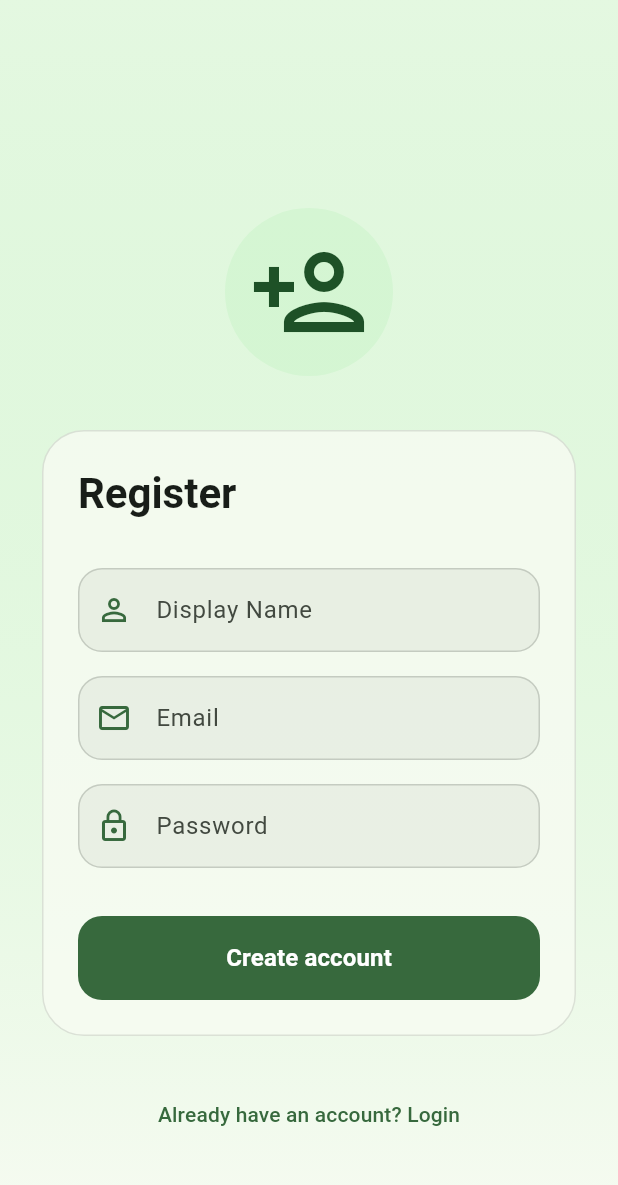
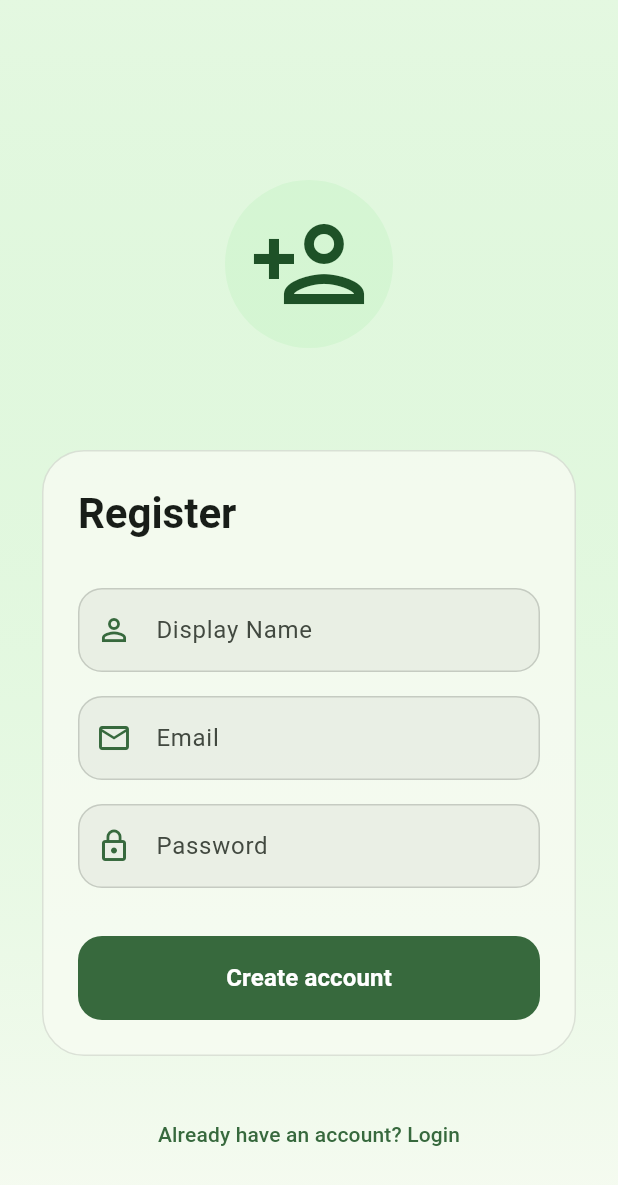
Before and after one commit to joCur/Culinara, a Flutter app: the screen it shows after launch, after a tap on "Create account", on a phone screen of 412 x 824 dp. Shown: the top 1185 px of the screen. Run offline on Flutter 3.47's test engine with Material 3 defaults, Android fonts, the phone set to English and light mode, and no system bars; our stand-ins replace easy_localization, firebase_auth, firebase_core, firebase_storage, flex_color_scheme, flutter_riverpod and 3 more; accounts and stored records are empty; generated files the repository leaves out were written again; network calls fail.

Commit message:
Enhance authentication screens and services
- Added Face ID usage description in Info.plist.
- Updated StorageService to use Riverpod's Ref instead of StorageServiceRef.
- Adjusted layout in ChangePasswordScreen, LoginScreen, and RegisterScreen for improved spacing.
- Enhanced LoginForm and RegisterForm with keyboard type and autofill hints for better user experience.
- Refactored AuthTextField to support additional properties like keyboardType, autofillHints, and suggestions.
- Changed page transitions in router for Login and Register screens to NoTransitionPage for smoother navigation.

```diff
--- a/mobile/lib/features/auth/data/services/storage_service.dart
+++ b/mobile/lib/features/auth/data/services/storage_service.dart
@@ -1,5 +1,6 @@
 import 'dart:io';
 import 'package:firebase_storage/firebase_storage.dart';
+import 'package:flutter_riverpod/flutter_riverpod.dart';
 import 'package:riverpod_annotation/riverpod_annotation.dart';
 
 part 'storage_service.g.dart';
@@ -41,6 +42,6 @@ class StorageService {
 }
 
 @riverpod
-StorageService storageService(StorageServiceRef ref) {
+StorageService storageService(Ref ref) {
   return StorageService(FirebaseStorage.instance);
 }
--- a/mobile/lib/features/auth/presentation/screens/change_password_screen.dart
+++ b/mobile/lib/features/auth/presentation/screens/change_password_screen.dart
@@ -64,10 +64,10 @@ class ChangePasswordScreen extends ConsumerWidget {
                 width: double.infinity,
                 child: FilledButton(
                   style: ButtonStyle(
-                    padding: MaterialStateProperty.all(
+                    padding: WidgetStateProperty.all(
                       const EdgeInsets.symmetric(vertical: 16),
                     ),
-                    shape: MaterialStateProperty.all(
+                    shape: WidgetStateProperty.all(
                       RoundedRectangleBorder(
                         borderRadius: BorderRadius.circular(12),
                       ),
--- a/mobile/lib/features/auth/presentation/screens/login_screen.dart
+++ b/mobile/lib/features/auth/presentation/screens/login_screen.dart
@@ -19,9 +19,11 @@ class LoginScreen extends ConsumerWidget {
         child: Padding(
           padding: EdgeInsets.symmetric(horizontal: 24.0, vertical: 16.0),
           child: Column(
-            mainAxisAlignment: MainAxisAlignment.spaceEvenly,
+            mainAxisAlignment: MainAxisAlignment.start,
             children: [
+              SizedBox(height: 64),
               AuthHeader(icon: Icons.lock_outline),
+              SizedBox(height: 32),
               LoginForm(),
               LoginFooter(),
             ],
--- a/mobile/lib/features/auth/presentation/screens/register_screen.dart
+++ b/mobile/lib/features/auth/presentation/screens/register_screen.dart
@@ -19,13 +19,13 @@ class RegisterScreen extends ConsumerWidget {
         child: Padding(
           padding: EdgeInsets.symmetric(horizontal: 24.0, vertical: 16.0),
           child: Column(
-            mainAxisAlignment: MainAxisAlignment.center,
+            mainAxisAlignment: MainAxisAlignment.start,
             children: [
-              Spacer(flex: 2),
+              SizedBox(height: 64),
               AuthHeader(icon: Icons.person_add_outlined),
+              SizedBox(height: 32),
               RegisterForm(),
               RegisterFooter(),
-              Spacer(flex: 1),
             ],
           ),
         ),
--- a/mobile/lib/features/auth/presentation/widgets/login/login_form.dart
+++ b/mobile/lib/features/auth/presentation/widgets/login/login_form.dart
@@ -43,6 +43,11 @@ class LoginForm extends ConsumerWidget {
               controller: emailController,
               labelText: LocaleKeys.email.tr(),
               icon: Icons.email_outlined,
+              keyboardType: TextInputType.emailAddress,
+              autofillHints: const [
+                AutofillHints.username,
+                AutofillHints.email
+              ],
             ),
             VGap.sm,
             AuthTextField(
@@ -50,6 +55,10 @@ class LoginForm extends ConsumerWidget {
               labelText: LocaleKeys.password.tr(),
               icon: Icons.lock_outline,
               isPassword: true,
+              obscureText: true,
+              autocorrect: false,
+              enableSuggestions: false,
+              autofillHints: const [AutofillHints.password],
             ),
             VGap.lg,
             if (authState.isLoading)
--- a/mobile/lib/features/auth/presentation/widgets/register/register_form.dart
+++ b/mobile/lib/features/auth/presentation/widgets/register/register_form.dart
@@ -50,6 +50,11 @@ class RegisterForm extends ConsumerWidget {
               controller: emailController,
               labelText: LocaleKeys.email.tr(),
               icon: Icons.email_outlined,
+              keyboardType: TextInputType.emailAddress,
+              autofillHints: const [
+                AutofillHints.newUsername,
+                AutofillHints.email
+              ],
             ),
             VGap.sm,
             AuthTextField(
@@ -57,6 +62,10 @@ class RegisterForm extends ConsumerWidget {
               labelText: LocaleKeys.password.tr(),
               icon: Icons.lock_outline,
               isPassword: true,
+              obscureText: true,
+              autocorrect: false,
+              enableSuggestions: false,
+              autofillHints: const [AutofillHints.newPassword],
             ),
             VGap.lg,
             if (authState.isLoading)
--- a/mobile/lib/features/auth/presentation/widgets/shared/auth_text_field.dart
+++ b/mobile/lib/features/auth/presentation/widgets/shared/auth_text_field.dart
@@ -5,6 +5,11 @@ class AuthTextField extends StatelessWidget {
   final String labelText;
   final IconData icon;
   final bool isPassword;
+  final TextInputType? keyboardType;
+  final List<String>? autofillHints;
+  final bool? obscureText;
+  final bool? autocorrect;
+  final bool? enableSuggestions;
 
   const AuthTextField({
     super.key,
@@ -12,19 +17,29 @@ class AuthTextField extends StatelessWidget {
     required this.labelText,
     required this.icon,
     this.isPassword = false,
+    this.keyboardType,
+    this.autofillHints,
+    this.obscureText,
+    this.autocorrect,
+    this.enableSuggestions,
   });
 
   @override
   Widget build(BuildContext context) {
     final colorScheme = Theme.of(context).colorScheme;
 
-    return TextField(
+    return TextFormField(
       controller: controller,
+      keyboardType: keyboardType,
+      autofillHints: autofillHints,
+      obscureText: obscureText ?? isPassword,
+      autocorrect: autocorrect ?? !isPassword,
+      enableSuggestions: enableSuggestions ?? !isPassword,
       decoration: InputDecoration(
         labelText: labelText,
         prefixIcon: Icon(icon, color: colorScheme.primary),
         filled: true,
-        fillColor: colorScheme.surfaceVariant.withOpacity(0.5),
+        fillColor: colorScheme.surfaceContainerHighest.withOpacity(0.5),
         border: OutlineInputBorder(
           borderRadius: BorderRadius.circular(16),
           borderSide: BorderSide.none,
@@ -34,7 +49,6 @@ class AuthTextField extends StatelessWidget {
           borderSide: BorderSide(color: colorScheme.outline.withOpacity(0.3)),
         ),
       ),
-      obscureText: isPassword,
     );
   }
 }
--- a/mobile/lib/router/router.dart
+++ b/mobile/lib/router/router.dart
@@ -60,7 +60,7 @@ GoRouter router(Ref ref) {
       GoRoute(
         path: LoginScreen.path,
         name: LoginScreen.name,
-        pageBuilder: (context, state) => MaterialPage(
+        pageBuilder: (context, state) => NoTransitionPage(
           key: state.pageKey,
           child: const LoginScreen(),
         ),
@@ -68,7 +68,7 @@ GoRouter router(Ref ref) {
       GoRoute(
         path: RegisterScreen.path,
         name: RegisterScreen.name,
-        pageBuilder: (context, state) => MaterialPage(
+        pageBuilder: (context, state) => NoTransitionPage(
           key: state.pageKey,
           child: const RegisterScreen(),
         ),
```
Also changed, not shown: 1 other file.
